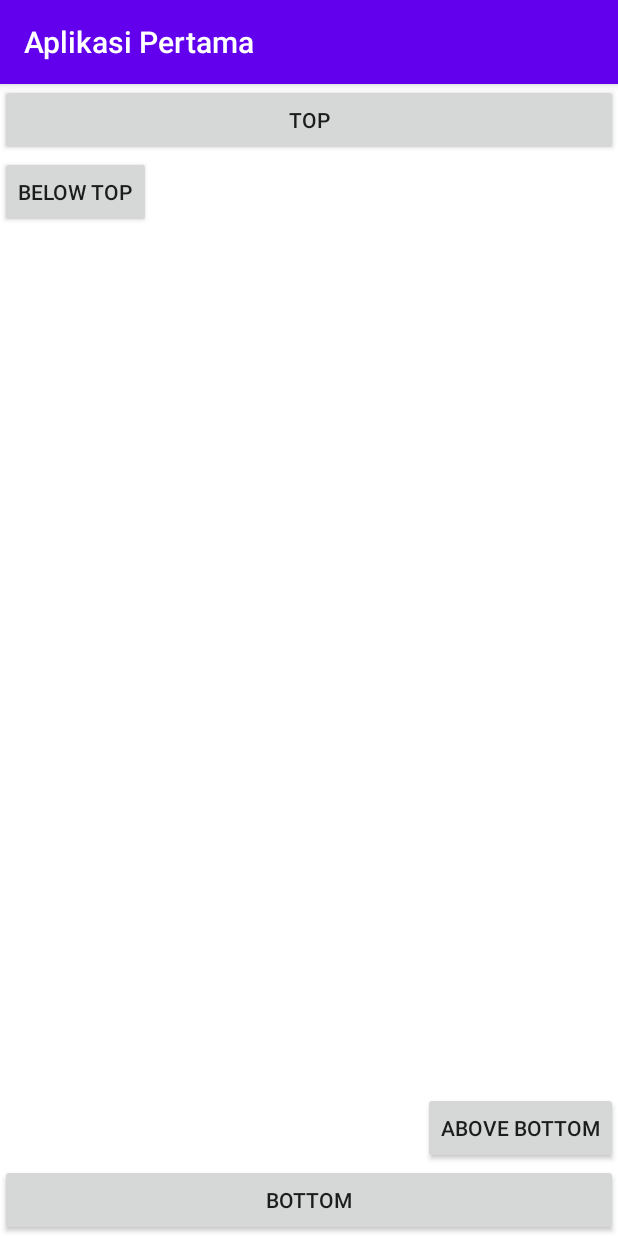
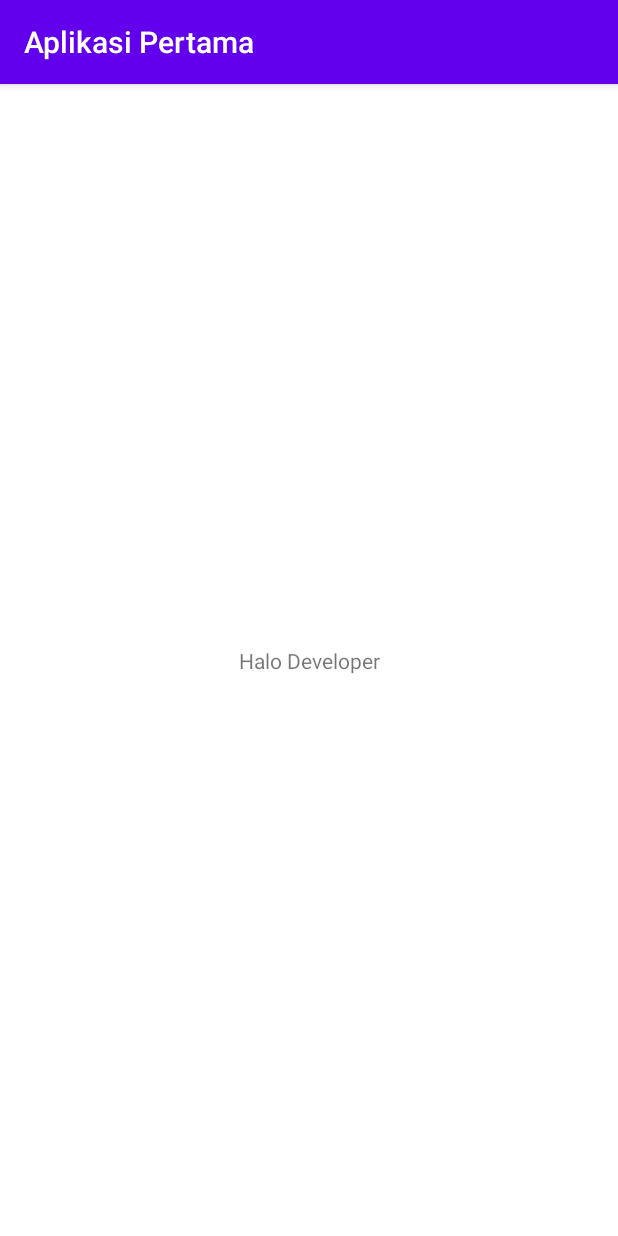
Before and after one commit to Tobias-Kusuma/AplikasiPertama, an Android app: the screen it shows after launch (MainActivity), on a phone screen of 412 x 824 dp. Run offline under Robolectric (Android 15) with nearby library versions, the phone set to English and light mode, and no system bars.

Commit message:
Mengubah kembali menjadi ConstrantLayout

```diff
--- a/app/src/main/res/layout/activity_main.xml
+++ b/app/src/main/res/layout/activity_main.xml
@@ -1,5 +1,5 @@
 <?xml version="1.0" encoding="utf-8"?>
-<RelativeLayout xmlns:android="http://schemas.android.com/apk/res/android"
+<android.support.constraint.ConstraintLayout xmlns:android="http://schemas.android.com/apk/res/android"
     xmlns:app="http://schemas.android.com/apk/res-auto"
     xmlns:tools="http://schemas.android.com/tools"
     android:layout_width="match_parent"
@@ -8,35 +8,16 @@
     android:orientation="horizontal"
     tools:context=".MainActivity">
 
-    <Button
-        android:id="@+id/button"
-        android:layout_width="match_parent"
-        android:layout_height="wrap_content"
-        android:layout_alignParentStart="true"
-        android:layout_alignParentTop="true"
-        android:text="@string/first_button" />
-
-    <Button
-        android:id="@+id/button2"
-        android:layout_width="match_parent"
-        android:layout_height="wrap_content"
-        android:layout_alignParentStart="true"
-        android:layout_alignParentBottom="true"
-        android:text="@string/second_button" />
-
-    <Button
-        android:id="@+id/button3"
+    <TextView
         android:layout_width="wrap_content"
         android:layout_height="wrap_content"
-        android:layout_below="@id/button"
-        android:layout_alignParentStart="true"
-        android:text="@string/third_button" />
+        android:text="@string/welcome_text"
+        app:layout_constraintBottom_toBottomOf="parent"
+        app:layout_constraintEnd_toEndOf="parent"
+        app:layout_constraintHorizontal_bias="0.5"
+        app:layout_constraintStart_toStartOf="parent"
+        app:layout_constraintTop_toTopOf="parent">
+    </TextView>
 
-    <Button
-        android:id="@+id/button4"
-        android:layout_width="wrap_content"
-        android:layout_height="wrap_content"
-        android:layout_above="@id/button2"
-        android:layout_alignParentEnd="true"
-        android:text="@string/fourth_button" />
-</RelativeLayout>
+
+</android.support.constraint.ConstraintLayout>
```
Also changed, not shown: app/src/main/res/font/lato_black.ttf (added), app/src/main/res/font/lato_blackitalic.ttf (added), app/src/main/res/font/lato_bold.ttf (added), app/src/main/res/font/lato_bolditalic.ttf (added), app/src/main/res/font/lato_italic.ttf (added), app/src/main/res/font/lato_light.ttf (added), app/src/main/res/font/lato_lightitalic.ttf (added), app/src/main/res/font/lato_regular.ttf (added).
